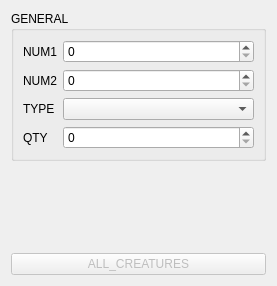
Qt form src/ui/itemtabform.ui (Orionsilver/Yo-kai_Editor_B2) before a commit.
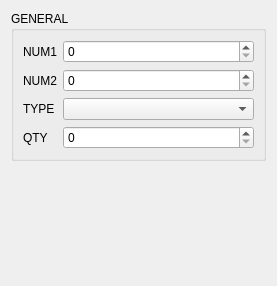
The same form after that commit.

What changed in the file:
```diff
--- a/src/ui/itemtabform.ui
+++ b/src/ui/itemtabform.ui
@@ -99,16 +99,6 @@
      </property>
     </spacer>
    </item>
-   <item>
-    <widget class="QPushButton" name="allCreaturesB">
-     <property name="enabled">
-      <bool>false</bool>
-     </property>
-     <property name="text">
-      <string>ALL_CREATURES</string>
-     </property>
-    </widget>
-   </item>
   </layout>
  </widget>
  <resources/>
```
